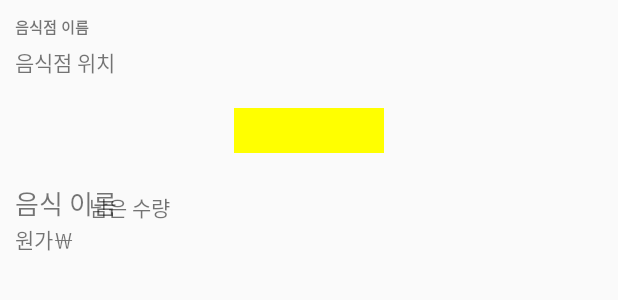
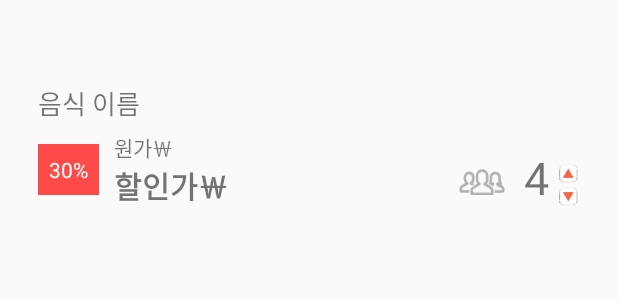
Before and after one commit to BoxResin/NoShowShare, an Android app: the layout item_no_img_reservation_info.xml on its own in the app's theme, with its tools: preview values and no code run, on a phone screen of 412 x 824 dp. Shown: the top 300 px of the screen. Run offline under Robolectric (Android 15) with nearby library versions, the phone set to English and light mode, and no system bars.

```diff
--- a/Android-Client/app/src/main/res/layout/dialog_warning_reservation.xml
+++ b/Android-Client/app/src/main/res/layout/dialog_warning_reservation.xml
@@ -2,13 +2,13 @@
 <LinearLayout xmlns:android="http://schemas.android.com/apk/res/android"
     android:orientation="vertical" android:layout_width="match_parent"
     android:layout_height="match_parent">
-    <LinearLayout
+    <View
         android:layout_width="match_parent"
         android:layout_height="10dp"
         android:background="#FF5555"/>
 
     <ImageView
-        android:layout_marginTop="90dp"
+        android:layout_marginTop="120dp"
         android:layout_width="wrap_content"
         android:layout_height="wrap_content"
         android:background="@drawable/warning"
--- a/Android-Client/app/src/main/res/layout/item_no_img_reservation_info.xml
+++ b/Android-Client/app/src/main/res/layout/item_no_img_reservation_info.xml
@@ -12,43 +12,44 @@
             android:layout_width = "match_parent"
             android:layout_height = "match_parent"
             android:gravity = "center_vertical"
-            android:padding = "10dp">
+            android:padding = "25dp">
 
             <!-- 음식점 이름 -->
-            <TextView
-                android:id = "@+id/txt_restaurant_name"
-                android:layout_width = "wrap_content"
-                android:layout_height = "wrap_content"
-                android:text = "음식점 이름"
-                android:textSize = "10sp"
-                android:textStyle = "bold"/>
 
-            <TextView
-                android:id = "@+id/txt_restaurant_location"
-                android:layout_width = "wrap_content"
-                android:layout_height = "wrap_content"
-                android:layout_below = "@id/txt_restaurant_name"
-                android:layout_marginTop = "5dp"
-                android:text = "음식점 위치"/>
-
-            <View
-                android:id = "@+id/some"
-                android:layout_width = "100dp"
-                android:layout_height = "30dp"
-                android:layout_below = "@id/txt_restaurant_location"
-                android:layout_centerHorizontal = "true"
-                android:layout_marginBottom = "20dp"
-                android:layout_marginTop = "20dp"
-                tools:background = "#FF0"/>
 
             <!-- 음식 이름 -->
             <TextView
                 android:id = "@+id/txt_food_name"
                 android:layout_width = "wrap_content"
                 android:layout_height = "wrap_content"
-                android:layout_below = "@id/some"
+                android:layout_marginTop = "30dp"
                 android:text = "음식 이름"
-                android:textSize="17dp"/>
+                android:textSize = "17dp"/>
+
+            <LinearLayout
+                android:layout_width = "match_parent"
+                android:layout_height = "wrap_content"
+                android:layout_below = "@id/txt_food_name"
+                android:layout_marginTop = "5dp">
+
+                <!-- 할인률 -->
+                <TextView
+                    android:id = "@+id/txt_discount_rate"
+                    android:layout_width = "wrap_content"
+                    android:layout_height = "wrap_content"
+                    android:layout_gravity = "center_vertical"
+                    android:background = "#ff4a4a"
+                    android:padding = "7dp"
+                    android:text = "30%"
+                    android:textColor = "#FFF"/>
+
+                <!-- 가격 표시줄 -->
+                <LinearLayout
+                    android:layout_width = "wrap_content"
+                    android:layout_height = "wrap_content"
+                    android:layout_marginLeft = "10dp"
+                    android:layout_weight = "1"
+                    android:orientation = "vertical">
 
                     <!-- 음식 원가 -->
                     <TextView
@@ -58,15 +59,49 @@
                         android:layout_below = "@id/txt_food_name"
                         android:text = "원가￦"/>
 
+                    <!-- 음식 할인가 -->
+                    <TextView
+                        android:id = "@+id/txt_discounted_price"
+                        android:layout_width = "wrap_content"
+                        android:layout_height = "wrap_content"
+                        android:text = "할인가￦"
+                        android:textSize = "20sp"
+                        android:textStyle = "bold"/>
+                </LinearLayout>
+
+                <ImageView
+                    android:layout_gravity="bottom"
+                    android:layout_width="wrap_content"
+                    android:layout_height="wrap_content"
+                    android:layout_marginRight="10dp"
+                    android:background="@drawable/person"/>
                 <!-- 음식 남은 수량 -->
                 <TextView
                     android:id = "@+id/txt_remained"
                     android:layout_width = "wrap_content"
                     android:layout_height = "wrap_content"
-                android:layout_alignBottom = "@id/txt_food_name"
-                android:layout_marginLeft = "10dp"
-                android:layout_toRightOf = "@id/txt_price"
-                android:text = "남은 수량"/>
+                    android:layout_gravity = "bottom"
+                    android:layout_weight = "0"
+                    android:text = "4"
+                    android:textSize = "30sp"/>
+                <LinearLayout
+                    android:layout_gravity="bottom"
+                    android:layout_marginLeft="5dp"
+                    android:orientation="vertical"
+                    android:layout_width="wrap_content"
+                    android:layout_height="wrap_content">
+                    <Button
+                        android:layout_width="15dp"
+                        android:layout_height="15dp"
+                        android:background="@drawable/adjust_amount"/>
+
+                    <Button
+                        android:layout_width="15dp"
+                        android:layout_height="15dp"
+                        android:background="@drawable/adjust_amount2"/>
+
+                </LinearLayout>
+            </LinearLayout>
         </RelativeLayout>
     </LinearLayout>
 </layout>
```
Also changed, not shown: Android-Client/app/src/main/res/layout/dialog_select_number_of_people.xml (+80 -2 lines). Lines whose indentation alone changed are shown as unchanged.
